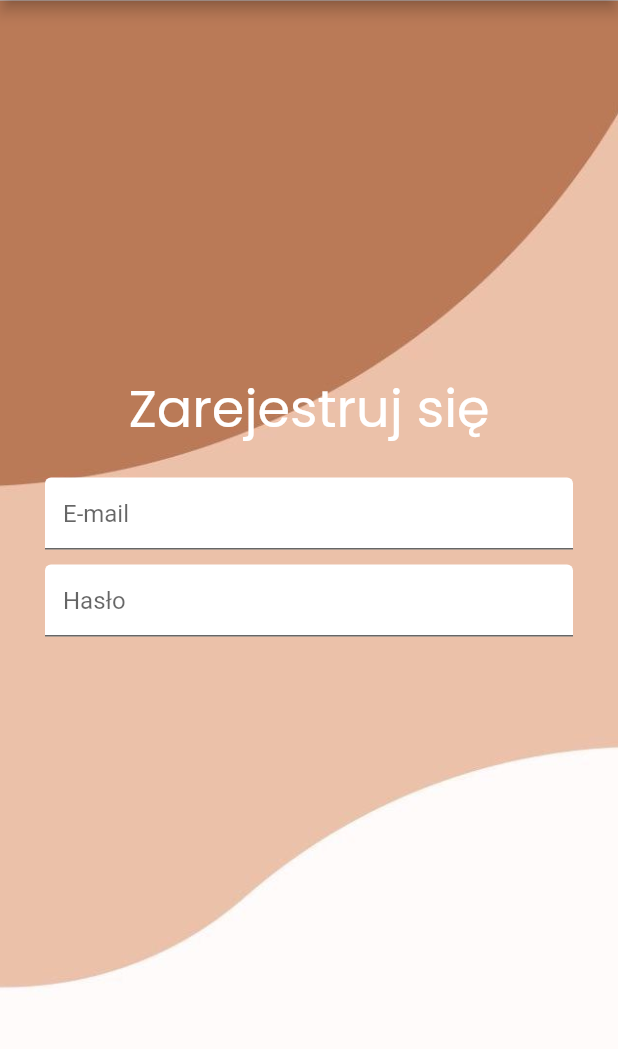
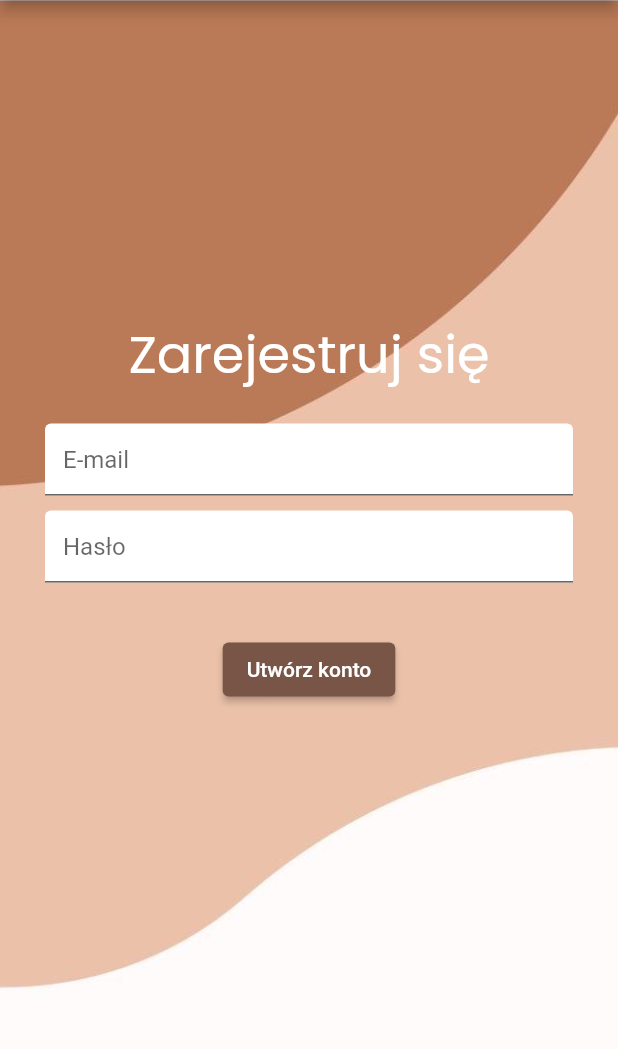
Before and after one commit to rafx666/cat_app, a Flutter app: the screen it shows after launch, after a tap on an icon or button, on a phone screen of 412 x 824 dp, the part 67-1116 px from its top. Run offline on Flutter 3.47's test engine with Material 2 defaults, Android fonts, the phone set to English and light mode, and no system bars; our stand-ins replace firebase_auth, firebase_core, google_fonts; accounts and stored records are empty.

Commit message:
add login and logout

```diff
--- a/cat_app/lib/login/login_page.dart
+++ b/cat_app/lib/login/login_page.dart
@@ -1,6 +1,7 @@
 // ignore_for_file: unused_import
 
 import 'package:cat_app/appbar/cat_bar.dart';
+import 'package:cat_app/screens/home_page.dart';
 import 'package:flutter/material.dart';
 import 'package:firebase_auth/firebase_auth.dart';
 import 'package:google_fonts/google_fonts.dart';
@@ -84,6 +85,9 @@ class _LoginPageState extends State<LoginPage> {
                       await FirebaseAuth.instance.signInWithEmailAndPassword(
                           email: widget.emailController.text,
                           password: widget.passwordController.text);
+                      if (!mounted) return;
+                      Navigator.of(context).push(
+                          MaterialPageRoute(builder: (_) => const HomePage()));
                     } catch (error) {
                       setState(() {
                         errorMessage = 'Niepoprawny e-mail lub hasło';
--- a/cat_app/lib/login/sign_in_page.dart
+++ b/cat_app/lib/login/sign_in_page.dart
@@ -1,14 +1,25 @@
 // ignore_for_file: unused_import
 
 import 'package:cat_app/appbar/cat_bar.dart';
+import 'package:cat_app/screens/home_page.dart';
 import 'package:flutter/material.dart';
 import 'package:firebase_auth/firebase_auth.dart';
 import 'package:google_fonts/google_fonts.dart';
 
-class SignInPage extends StatelessWidget {
-  const SignInPage({
+class SignInPage extends StatefulWidget {
+  SignInPage({
     Key? key,
   }) : super(key: key);
+
+  final emailController = TextEditingController();
+  final passwordController = TextEditingController();
+
+  @override
+  State<SignInPage> createState() => _SignInPageState();
+}
+
+class _SignInPageState extends State<SignInPage> {
+  var errorMessage = '';
 
   @override
   Widget build(BuildContext context) {
@@ -40,8 +51,9 @@ class SignInPage extends StatelessWidget {
                 const SizedBox(
                   height: 20,
                 ),
-                const TextField(
-                  decoration: InputDecoration(
+                TextField(
+                  controller: widget.emailController,
+                  decoration: const InputDecoration(
                       filled: true,
                       fillColor: Colors.white,
                       hintText: 'E-mail'),
@@ -49,13 +61,46 @@ class SignInPage extends StatelessWidget {
                 const SizedBox(
                   height: 10,
                 ),
-                const TextField(
+                TextField(
+                  controller: widget.passwordController,
                   obscureText: true,
-                  decoration: InputDecoration(
+                  decoration: const InputDecoration(
                       filled: true, fillColor: Colors.white, hintText: 'Hasło'),
                 ),
                 const SizedBox(
-                  height: 110,
+                  height: 7,
+                ),
+                Text(
+                  errorMessage,
+                  style: const TextStyle(fontSize: 17, color: Colors.black),
+                ),
+                const SizedBox(
+                  height: 7,
+                ),
+                ElevatedButton(
+                  style:
+                      ElevatedButton.styleFrom(backgroundColor: Colors.brown),
+                  onPressed: () async {
+                    try {
+                      await FirebaseAuth.instance
+                          .createUserWithEmailAndPassword(
+                              email: widget.emailController.text,
+                              password: widget.passwordController.text);
+                      if (!mounted) return;
+                      Navigator.of(context).push(
+                          MaterialPageRoute(builder: (_) => const HomePage()));
+                    } catch (error) {
+                      setState(() {
+                        errorMessage = 'Niepoprawny e-mail';
+                      });
+                    }
+                  },
+                  child: const Text(
+                    'Utwórz konto',
+                  ),
+                ),
+                const SizedBox(
+                  height: 100,
                 ),
               ],
             ),
--- a/cat_app/lib/screens/start_page.dart
+++ b/cat_app/lib/screens/start_page.dart
@@ -3,11 +3,17 @@ import 'package:cat_app/login/sign_in_page.dart';
 import 'package:flutter/material.dart';
 import 'package:google_fonts/google_fonts.dart';
 
-class StartPage extends StatelessWidget {
+class StartPage extends StatefulWidget {
   const StartPage({
     Key? key,
   }) : super(key: key);
 
+  @override
+  State<StartPage> createState() => _StartPageState();
+}
+
+class _StartPageState extends State<StartPage> {
+  var isCreatingAccount = false;
   @override
   Widget build(BuildContext context) {
     return Scaffold(
@@ -162,8 +168,11 @@ class StartPage extends StatelessWidget {
                     ],
                   ),
                   onPressed: () {
+                    setState(() {
+                      isCreatingAccount = true;
+                    });
                     Navigator.of(context).push(MaterialPageRoute(
-                      builder: (_) => const SignInPage(),
+                      builder: (_) => SignInPage(),
                     ));
                   },
                 ),
```
Also changed, not shown: cat_app/lib/screens/default_page.dart (+12 -1 lines).
